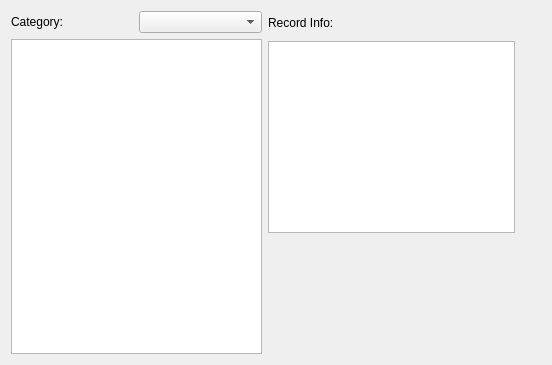
Old version of the form kpilot/kpilot/viewer_page_base.ui in the repository chusopr/kdepim-ktimetracker-akonadi.
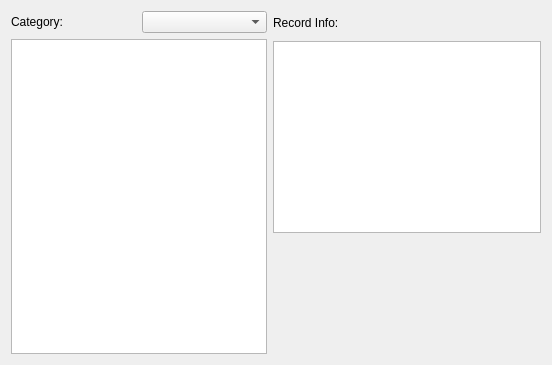
New version of the form. Custom widgets are drawn as their Qt base class.

The edit to the form file:
```diff
--- a/kpilot/kpilot/viewer_page_base.ui
+++ b/kpilot/kpilot/viewer_page_base.ui
@@ -33,7 +33,7 @@
      </item>
     </layout>
    </item>
-   <item row="0" column="1" colspan="2" >
+   <item row="0" column="1" >
     <layout class="QVBoxLayout" >
      <item>
       <widget class="QLabel" name="fRecordInfoLabel" >
@@ -63,20 +63,7 @@
      </item>
     </layout>
    </item>
-   <item row="0" column="3" >
-    <spacer>
-     <property name="orientation" >
-      <enum>Qt::Horizontal</enum>
-     </property>
-     <property name="sizeHint" >
-      <size>
-       <width>31</width>
-       <height>20</height>
-      </size>
-     </property>
-    </spacer>
-   </item>
-   <item row="1" column="2" >
+   <item row="1" column="1" >
     <spacer>
      <property name="orientation" >
       <enum>Qt::Vertical</enum>
```
